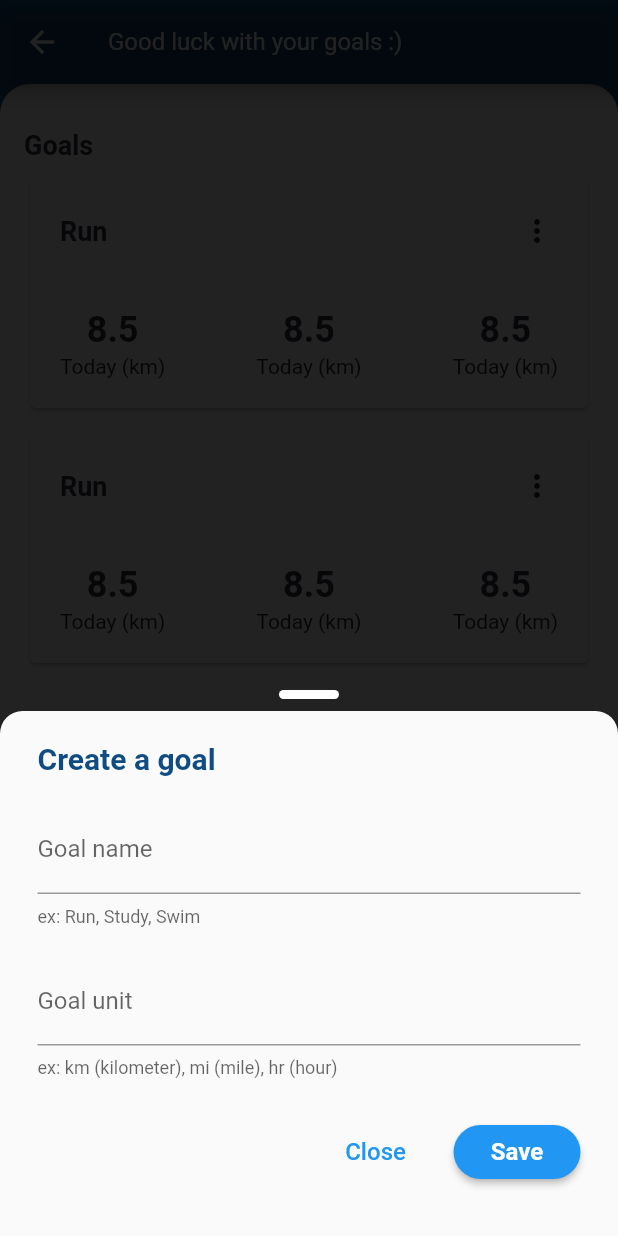
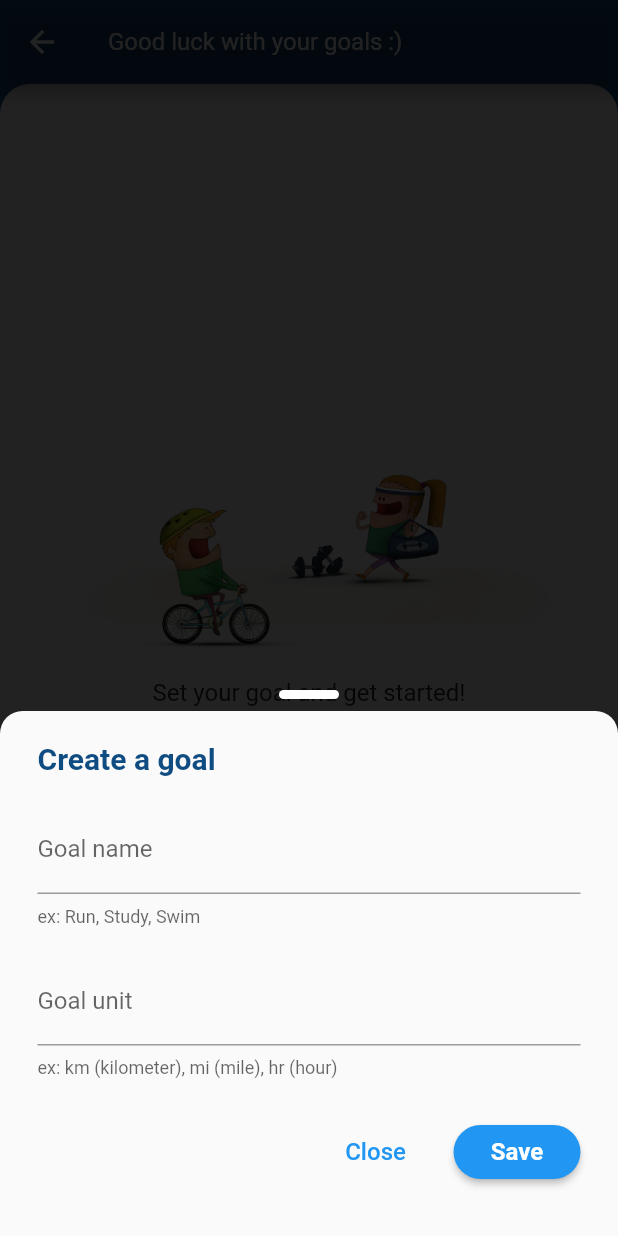
Before and after one commit to sajadmaster/goals-lite, a Flutter app: the DashboardPage screen opened directly, after a tap on "Create Goal", on a phone screen of 412 x 824 dp. Run offline on Flutter 3.47's test engine with Material 2 defaults, Android fonts, the light colour scheme and no system bars; our stand-ins replace cloud_firestore, firebase_auth, firebase_core, modal_bottom_sheet, sign_in_with_apple; accounts and stored records are empty.

Commit message:
Dashboard goal list finished

```diff
--- /dev/null
+++ b/lib/Dashboard/dashboard_controller.dart
@@ -0,0 +1,35 @@
+import 'package:flutter/material.dart';
+import 'package:goals_lite/Dashboard/dashboard_no_content_view.dart';
+import 'package:goals_lite/Dashboard/dashboard_with_content_view.dart';
+import 'package:goals_lite/Goal/goal.dart';
+
+class DoashboardBody extends StatefulWidget {
+  @override
+  _DoashboardBodyState createState() => _DoashboardBodyState();
+}
+
+class _DoashboardBodyState extends State<DoashboardBody> {
+  final Future<List<Goal>> goalsListFuture = Goal.GetGoalsList();
+
+  @override
+  Widget build(BuildContext context) {
+    return Container(
+      child: FutureBuilder<List<Goal>>(
+        future: goalsListFuture,
+        builder: (BuildContext context, AsyncSnapshot<List<Goal>> gl) {
+          if (gl.hasData) {
+            List<Goal>? goalsList = gl.data;
+            if (goalsList != null && goalsList.isNotEmpty) {
+              return DashboardWithContent(goalsList);
+            } else {
+              return DashboardNoContent();
+            }
+          } else if (gl.hasError) {
+            print('hasError: ${gl.error}');
+          }
+          return Container(); // before loading the results, show empty white container
+        },
+      ),
+    );
+  }
+}
--- a/lib/Dashboard/dashboard_main_view.dart
+++ b/lib/Dashboard/dashboard_main_view.dart
@@ -4,6 +4,7 @@ import 'package:flutter/material.dart';
 import 'package:goals_lite/Dashboard/dashboard_with_content_view.dart';
 import 'package:goals_lite/_shared/my_colors.dart';
 import 'package:goals_lite/_shared/my_strings.dart';
+import 'dashboard_controller.dart';
 import 'dashboard_no_content_view.dart';
 
 class DashboardPage extends StatefulWidget {
@@ -32,7 +33,7 @@ class _DashboardPageState extends State<DashboardPage> {
           color: Colors.white,
           borderRadius: BorderRadius.circular(20),
         ),
-        child: DashboardWithContent(),
+        child: DoashboardBody(),
       ),
     );
   }
--- a/lib/Dashboard/dashboard_with_content_view.dart
+++ b/lib/Dashboard/dashboard_with_content_view.dart
@@ -1,19 +1,31 @@
 import 'package:flutter/material.dart';
 import 'package:goals_lite/Dashboard/goal_card_view.dart';
 import 'package:goals_lite/Goal/create_goal_view.dart';
+import 'package:goals_lite/Goal/goal.dart';
 import 'package:goals_lite/widgets/button_round_elevated.dart';
 import 'package:goals_lite/_shared/my_colors.dart';
 import 'package:goals_lite/_shared/my_strings.dart';
 import 'package:modal_bottom_sheet/modal_bottom_sheet.dart';
 
 class DashboardWithContent extends StatefulWidget {
-  const DashboardWithContent({Key? key}) : super(key: key);
+  final List<Goal> goalsList;
+
+  DashboardWithContent(this.goalsList);
 
   @override
   _DashboardWithContentState createState() => _DashboardWithContentState();
 }
 
 class _DashboardWithContentState extends State<DashboardWithContent> {
+  @override
+  void initState() {
+    for (int i = 0; i < widget.goalsList.length; i++) {
+      String temp = widget.goalsList[i].getGoalName;
+      print('Sajad Goal Name: $temp');
+    }
+    super.initState();
+  }
+
   @override
   Widget build(BuildContext context) {
     return Padding(
@@ -24,18 +36,23 @@ class _DashboardWithContentState extends State<DashboardWithContent> {
         children: <Widget>[
           Text(
             GOALS,
-            style: TextStyle(
-                fontSize: 18, fontWeight: FontWeight.bold, color: black2),
+            style: TextStyle(fontSize: 18, fontWeight: FontWeight.bold, color: black2),
           ),
           SizedBox(height: 9),
           Expanded(
-            child: ListView(
-              children: <Widget>[
-                GoalCard(),
-                SizedBox(height: 10),
-                GoalCard(),
-              ],
-            ),
+            child: ListView.builder(
+                itemCount: widget.goalsList.length,
+                itemBuilder: (context, index) {
+                  return GoalCard(widget.goalsList[index]);
+                }),
+
+            // child: ListView(
+            //   children: <Widget>[
+            //     GoalCard(),
+            //     SizedBox(height: 10),
+            //     GoalCard(),
+            //   ],
+            // ),
           ),
           Padding(
             padding: const EdgeInsets.symmetric(horizontal: 80),
--- a/lib/Dashboard/goal_card_view.dart
+++ b/lib/Dashboard/goal_card_view.dart
@@ -1,10 +1,12 @@
 import 'package:flutter/material.dart';
+import 'package:goals_lite/Goal/goal.dart';
 import 'package:goals_lite/Record/record_column_widget.dart';
 import 'package:goals_lite/_shared/my_colors.dart';
 import 'package:goals_lite/_shared/three_dot_dropdown.dart';
 
 class GoalCard extends StatelessWidget {
-  const GoalCard();
+  final Goal goal;
+  const GoalCard(this.goal);
 
   @override
   Widget build(BuildContext context) {
@@ -18,11 +20,8 @@ class GoalCard extends StatelessWidget {
               child: Row(
                 children: [
                   Text(
-                    'Run',
-                    style: TextStyle(
-                        color: black2,
-                        fontSize: 18,
-                        fontWeight: FontWeight.bold),
+                    goal.goalName,
+                    style: TextStyle(color: black2, fontSize: 18, fontWeight: FontWeight.bold),
                   ),
                   Spacer(),
                   ThreeVertDots(context),
@@ -34,11 +33,11 @@ class GoalCard extends StatelessWidget {
               padding: const EdgeInsets.only(left: 20, right: 20, bottom: 20),
               child: Row(
                 children: [
-                  RecordColumn(),
+                  RecordColumn(goal),
                   Spacer(),
-                  RecordColumn(),
+                  RecordColumn(goal),
                   Spacer(),
-                  RecordColumn(),
+                  RecordColumn(goal),
                 ],
               ),
             )
--- a/lib/Goal/goal.dart
+++ b/lib/Goal/goal.dart
@@ -1,4 +1,5 @@
 import 'package:cloud_firestore/cloud_firestore.dart';
+import 'package:firebase_auth/firebase_auth.dart';
 import 'package:flutter/material.dart';
 import 'package:goals_lite/_shared/my_constants.dart';
 
@@ -14,32 +15,25 @@ class Goal {
 
   // Add Goal
   static Future<String> AddGoal(Goal goal) async {
+    String userID = FirebaseAuth.instance.currentUser!.uid;
+    print('sajad userID:' + userID);
+
     if (goal.getGoalName == '' || goal.getGoalUnit == '') {
       return emptyTextFieldErr;
     }
     // Firestore Add Goal
     CollectionReference goals = FirebaseFirestore.instance.collection('goals');
-    await goals
-        .add({
-          'goalName': goal.getGoalName,
-          'goalUnit': goal.getGoalUnit,
-        })
-        .then((value) => print("value $value"))
-        .catchError((error) => print("Failed to add Goal: $error"));
+    await goals.add({'goalName': goal.getGoalName, 'goalUnit': goal.getGoalUnit, 'userID': userID}).then((value) => print("value $value")).catchError((error) => print("Failed to add Goal: $error"));
     return success;
   }
 
-  dynamic data;
-  static Future<dynamic> GetGoalList() async {
-    DocumentReference goalsDoc = FirebaseFirestore.instance
-        .collection('goals')
-        .doc('4iTEG6HYlfF0xKwXyO1X');
+  static Future<List<Goal>> GetGoalsList() async {
+    String userID = FirebaseAuth.instance.currentUser!.uid;
+    QuerySnapshot querySnapshot = await FirebaseFirestore.instance.collection("goals").where('userID', isEqualTo: userID).get();
+    List<Goal> goalsList = querySnapshot.docs.map((doc) => Goal(goalName: doc["goalName"], goalUnit: doc['goalUnit'])).toList();
+    print('sajad goalsList length ${goalsList.length}');
+    // print('sajad goalsList getGoalName ${goalsList.first.getGoalName}');
 
-    await goalsDoc.get().then<dynamic>((DocumentSnapshot snapshot) async {
-      Map<String, dynamic> data = snapshot.data() as Map<String, dynamic>;
-
-      print("Sajad Goal Name ${data['goal_name']}");
-      print("Sajad Goal Unit ${data['goal_unit']}");
-    });
+    return goalsList;
   }
 }
--- a/lib/Record/record_column_widget.dart
+++ b/lib/Record/record_column_widget.dart
@@ -1,8 +1,10 @@
 import 'package:flutter/material.dart';
+import 'package:goals_lite/Goal/goal.dart';
 import 'package:goals_lite/_shared/my_colors.dart';
 
 class RecordColumn extends StatelessWidget {
-  RecordColumn();
+  Goal goal;
+  RecordColumn(this.goal);
 
   @override
   Widget build(BuildContext context) {
@@ -10,11 +12,10 @@ class RecordColumn extends StatelessWidget {
       children: [
         Text(
           '8.5',
-          style: TextStyle(
-              fontSize: 24, fontWeight: FontWeight.bold, color: black2),
+          style: TextStyle(fontSize: 24, fontWeight: FontWeight.bold, color: black2),
         ),
         SizedBox(height: 2),
-        Text('Today (km)'),
+        Text('Today (${goal.getGoalUnit})'),
       ],
     );
   }
--- a/lib/_shared/three_dot_dropdown.dart
+++ b/lib/_shared/three_dot_dropdown.dart
@@ -18,7 +18,7 @@ Widget ThreeVertDots(context) {
           );
         } else if (value == 2) {
           print('sajad value 2');
-          Goal.GetGoalList();
+          Goal.GetGoalsList();
         }
       },
       itemBuilder: (context) => [
--- a/lib/splash_screen.dart
+++ b/lib/splash_screen.dart
@@ -12,23 +12,22 @@ class SplashScreen extends StatefulWidget {
 
 class _SplashScreenState extends State<SplashScreen> {
   @override
+  void initState() {
+    WidgetsFlutterBinding.ensureInitialized();
+    Firebase.initializeApp();
+    super.initState();
+  }
+
+  @override
   Widget build(BuildContext context) {
     return MaterialApp(
       theme: ThemeData(
         textTheme: const TextTheme(
-          headline2: TextStyle(
-              fontSize: 24.0, fontWeight: FontWeight.bold, color: black2),
+          headline2: TextStyle(fontSize: 24.0, fontWeight: FontWeight.bold, color: black2),
           button: TextStyle(fontSize: 16.0, color: black2),
         ),
       ),
       home: SigninPage(),
     );
   }
-
-  @override
-  void initState() {
-    WidgetsFlutterBinding.ensureInitialized();
-    Firebase.initializeApp();
-    super.initState();
-  }
 }
```
Also changed, not shown: lib/Signin/signin_view.dart (+9 -0 lines), 1 other file.
